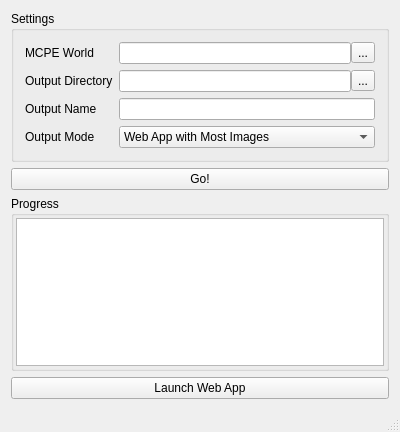
Before: the Qt Designer form gui/mainwindow.ui in Plethora777/mcpe_viz, drawn with Qt 5.
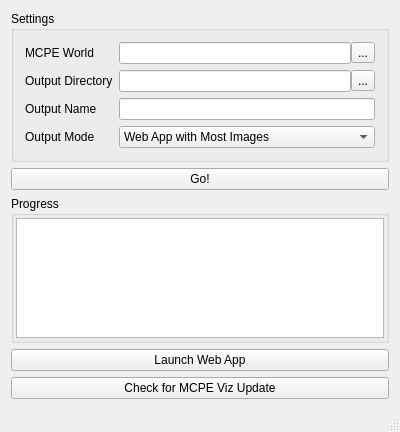
After: the same form once the commit is applied.

Commit message: GUI - Added button to check for updates on GitHub; Web - Added option to check for updates on GitHub; Version bump

Diff of the .ui file:
```diff
--- a/gui/mainwindow.ui
+++ b/gui/mainwindow.ui
@@ -218,7 +218,17 @@
       </property>
      </widget>
     </item>
-   </layout>
+    <item>
+     <widget class="QPushButton" name="btnCheckUpdate">
+      <property name="toolTip">
+       <string>&lt;html&gt;&lt;head/&gt;&lt;body&gt;&lt;p&gt;Click this to check for MCPE Viz updates on GitHub.&lt;/p&gt;&lt;/body&gt;&lt;/html&gt;</string>
+      </property>
+      <property name="text">
+       <string>Check for MCPE Viz Update</string>
+      </property>
+     </widget>
+    </item>
+  </layout>
   </widget>
   <widget class="QStatusBar" name="statusBar"/>
   <action name="action_About">
```
Left out of the diff: 1 changed line with no effect on the pictures. The commit also changes 10 other files.
